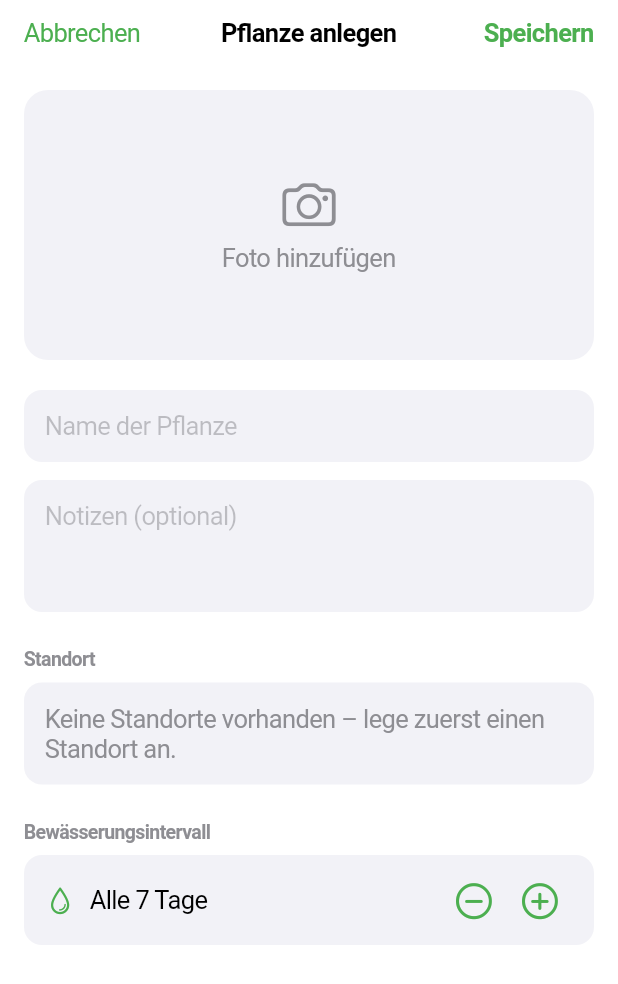
After one commit to davidhenke-dev/plant_care, a Flutter app: the AddPlantSheet screen opened directly, on a phone screen of 412 x 824 dp. The commit adds this screen. Shown: the top 984 px of the screen. Run offline on Flutter 3.47's test engine with Material 3 defaults, Android fonts, the phone set to English and light mode, and no system bars; our stand-ins replace flutter_riverpod, hive_flutter, image_picker; missing offline and left inert: glass_liquid_navbar; accounts and stored records are empty; statements that could not run were skipped.

Commit message:
feat(plants): add Plant CRUD UI with image picker, location linking and watering actions

```diff
--- /dev/null
+++ b/lib/features/plants/presentation/add_plant_sheet.dart
@@ -0,0 +1,293 @@
+import 'dart:io';
+import 'package:flutter/cupertino.dart';
+import 'package:flutter_riverpod/flutter_riverpod.dart';
+import 'package:image_picker/image_picker.dart';
+import '../../../data/models/location.dart';
+import '../../../data/repositories/repository_providers.dart';
+import '../application/plant_notifier.dart';
+import '../../../shared/widgets/cupertino_stepper.dart';
+
+class AddPlantSheet extends ConsumerStatefulWidget {
+  const AddPlantSheet({super.key});
+
+  @override
+  ConsumerState<AddPlantSheet> createState() => _AddPlantSheetState();
+}
+
+class _AddPlantSheetState extends ConsumerState<AddPlantSheet> {
+  final _nameController = TextEditingController();
+  final _notesController = TextEditingController();
+  int _wateringIntervalDays = 7;
+  String? _selectedLocationId;
+  String? _imagePath;
+
+  @override
+  void dispose() {
+    _nameController.dispose();
+    _notesController.dispose();
+    super.dispose();
+  }
+
+  Future<void> _pickImage() async {
+    final picker = ImagePicker();
+    final picked = await picker.pickImage(
+      source: ImageSource.gallery,
+      maxWidth: 1024,
+      imageQuality: 85,
+    );
+    if (picked != null) {
+      setState(() => _imagePath = picked.path);
+    }
+  }
+
+  Future<void> _save() async {
+    if (_nameController.text.trim().isEmpty) return;
+    if (_selectedLocationId == null) {
+      showCupertinoDialog(
+        context: context,
+        builder: (ctx) => CupertinoAlertDialog(
+          title: const Text('Kein Standort'),
+          content: const Text('Bitte wähle einen Standort für die Pflanze.'),
+          actions: [
+            CupertinoDialogAction(
+              onPressed: () => Navigator.of(ctx).pop(),
+              child: const Text('OK'),
+            ),
+          ],
+        ),
+      );
+      return;
+    }
+
+    await ref.read(plantNotifierProvider.notifier).addPlant(
+          name: _nameController.text.trim(),
+          locationId: _selectedLocationId!,
+          wateringIntervalDays: _wateringIntervalDays,
+          imagePath: _imagePath,
+          notes: _notesController.text.trim().isEmpty
+              ? null
+              : _notesController.text.trim(),
+        );
+
+    if (mounted) Navigator.of(context).pop();
+  }
+
+  @override
+  Widget build(BuildContext context) {
+    final locations = ref.watch(locationRepositoryProvider).getAll();
+
+    return CupertinoPageScaffold(
+      navigationBar: CupertinoNavigationBar(
+        leading: CupertinoButton(
+          padding: EdgeInsets.zero,
+          onPressed: () => Navigator.of(context).pop(),
+          child: const Text('Abbrechen'),
+        ),
+        middle: const Text('Pflanze anlegen'),
+        trailing: CupertinoButton(
+          padding: EdgeInsets.zero,
+          onPressed: _save,
+          child: const Text(
+            'Speichern',
+            style: TextStyle(fontWeight: FontWeight.w600),
+          ),
+        ),
+      ),
+      child: SafeArea(
+        child: ListView(
+          padding: const EdgeInsets.all(16),
+          children: [
+            // Foto
+            GestureDetector(
+              onTap: _pickImage,
+              child: Container(
+                height: 180,
+                decoration: BoxDecoration(
+                  color: CupertinoColors.systemGrey6,
+                  borderRadius: BorderRadius.circular(16),
+                ),
+                child: _imagePath != null
+                    ? ClipRRect(
+                        borderRadius: BorderRadius.circular(16),
+                        child: Image.file(
+                          File(_imagePath!),
+                          fit: BoxFit.cover,
+                        ),
+                      )
+                    : const Column(
+                        mainAxisAlignment: MainAxisAlignment.center,
+                        children: [
+                          Icon(
+                            CupertinoIcons.camera,
+                            size: 36,
+                            color: CupertinoColors.systemGrey,
+                          ),
+                          SizedBox(height: 8),
+                          Text(
+                            'Foto hinzufügen',
+                            style: TextStyle(
+                              color: CupertinoColors.systemGrey,
+                            ),
+                          ),
+                        ],
+                      ),
+              ),
+            ),
+            const SizedBox(height: 20),
+
+            // Name
+            CupertinoTextField(
+              controller: _nameController,
+              placeholder: 'Name der Pflanze',
+              padding: const EdgeInsets.all(14),
+              decoration: BoxDecoration(
+                color: CupertinoColors.systemGrey6,
+                borderRadius: BorderRadius.circular(12),
+              ),
+            ),
+            const SizedBox(height: 12),
+
+            // Notizen
+            CupertinoTextField(
+              controller: _notesController,
+              placeholder: 'Notizen (optional)',
+              padding: const EdgeInsets.all(14),
+              maxLines: 3,
+              decoration: BoxDecoration(
+                color: CupertinoColors.systemGrey6,
+                borderRadius: BorderRadius.circular(12),
+              ),
+            ),
+            const SizedBox(height: 24),
+
+            // Standort
+            const Text(
+              'Standort',
+              style: TextStyle(
+                fontSize: 13,
+                color: CupertinoColors.systemGrey,
+                fontWeight: FontWeight.w600,
+              ),
+            ),
+            const SizedBox(height: 8),
+            FutureBuilder<List<Location>>(
+              future: locations,
+              builder: (context, snapshot) {
+                if (!snapshot.hasData || snapshot.data!.isEmpty) {
+                  return Container(
+                    padding: const EdgeInsets.all(14),
+                    decoration: BoxDecoration(
+                      color: CupertinoColors.systemGrey6,
+                      borderRadius: BorderRadius.circular(12),
+                    ),
+                    child: const Text(
+                      'Keine Standorte vorhanden – lege zuerst einen Standort an.',
+                      style: TextStyle(color: CupertinoColors.systemGrey),
+                    ),
+                  );
+                }
+                final locationList = snapshot.data!;
+                return Container(
+                  decoration: BoxDecoration(
+                    color: CupertinoColors.systemGrey6,
+                    borderRadius: BorderRadius.circular(12),
+                  ),
+                  child: Column(
+                    children: locationList.map((loc) {
+                      final isSelected = _selectedLocationId == loc.id;
+                      return GestureDetector(
+                        onTap: () =>
+                            setState(() => _selectedLocationId = loc.id),
+                        child: Container(
+                          padding: const EdgeInsets.symmetric(
+                            horizontal: 14,
+                            vertical: 12,
+                          ),
+                          decoration: BoxDecoration(
+                            color: isSelected
+                                ? const Color(0xFF4CAF50).withOpacity(0.1)
+                                : CupertinoColors.systemGrey6,
+                            borderRadius: BorderRadius.circular(12),
+                          ),
+                          child: Row(
+                            children: [
+                              Icon(
+                                CupertinoIcons.map_pin_ellipse,
+                                size: 18,
+                                color: isSelected
+                                    ? const Color(0xFF4CAF50)
+                                    : CupertinoColors.systemGrey,
+                              ),
+                              const SizedBox(width: 10),
+                              Text(
+                                loc.name,
+                                style: TextStyle(
+                                  color: isSelected
+                                      ? const Color(0xFF4CAF50)
+                                      : CupertinoColors.label,
+                                  fontWeight: isSelected
+                                      ? FontWeight.w600
+                                      : FontWeight.normal,
+                                ),
+                              ),
+                              const Spacer(),
+                              if (isSelected)
+                                const Icon(
+                                  CupertinoIcons.checkmark_alt,
+                                  color: Color(0xFF4CAF50),
+                                  size: 18,
+                                ),
+                            ],
+                          ),
+                        ),
+                      );
+                    }).toList(),
+                  ),
+                );
+              },
+            ),
+            const SizedBox(height: 24),
+
+            // Bewässerungsintervall
+            const Text(
+              'Bewässerungsintervall',
+              style: TextStyle(
+                fontSize: 13,
+                color: CupertinoColors.systemGrey,
+                fontWeight: FontWeight.w600,
+              ),
+            ),
+            const SizedBox(height: 8),
+            Container(
+              decoration: BoxDecoration(
+                color: CupertinoColors.systemGrey6,
+                borderRadius: BorderRadius.circular(12),
+              ),
+              padding: const EdgeInsets.symmetric(horizontal: 14, vertical: 8),
+              child: Row(
+                children: [
+                  const Icon(
+                    CupertinoIcons.drop,
+                    color: Color(0xFF4CAF50),
+                    size: 20,
+                  ),
+                  const SizedBox(width: 10),
+                  Text('Alle $_wateringIntervalDays Tage'),
+                  const Spacer(),
+                  CupertinoStepper(
+                    value: _wateringIntervalDays.toDouble(),
+                    min: 1,
+                    max: 30,
+                    stepValue: 1,
+                    onChanged: (v) =>
+                        setState(() => _wateringIntervalDays = v.toInt()),
+                  ),
+                ],
+              ),
+            ),
+          ],
+        ),
+      ),
+    );
+  }
+}
--- /dev/null
+++ b/lib/shared/widgets/cupertino_stepper.dart
@@ -0,0 +1,41 @@
+import 'package:flutter/cupertino.dart';
+
+class CupertinoStepper extends StatelessWidget {
+  final double value;
+  final double min;
+  final double max;
+  final double stepValue;
+  final ValueChanged<double> onChanged;
+
+  const CupertinoStepper({
+    super.key,
+    required this.value,
+    required this.min,
+    required this.max,
+    required this.stepValue,
+    required this.onChanged,
+  });
+
+  @override
+  Widget build(BuildContext context) {
+    return Row(
+      mainAxisSize: MainAxisSize.min,
+      children: [
+        CupertinoButton(
+          padding: EdgeInsets.zero,
+          onPressed: value > min
+              ? () => onChanged((value - stepValue).clamp(min, max))
+              : null,
+          child: const Icon(CupertinoIcons.minus_circle, size: 28),
+        ),
+        CupertinoButton(
+          padding: EdgeInsets.zero,
+          onPressed: value < max
+              ? () => onChanged((value + stepValue).clamp(min, max))
+              : null,
+          child: const Icon(CupertinoIcons.plus_circle, size: 28),
+        ),
+      ],
+    );
+  }
+}
```
Also changed, not shown: lib/features/plants/application/plant_notifier.dart (added, +54 -0 lines), lib/features/plants/presentation/plant_card.dart (added, +140 -0 lines), lib/features/plants/presentation/plants_screen.dart (+113 -5 lines), 8 other files.
